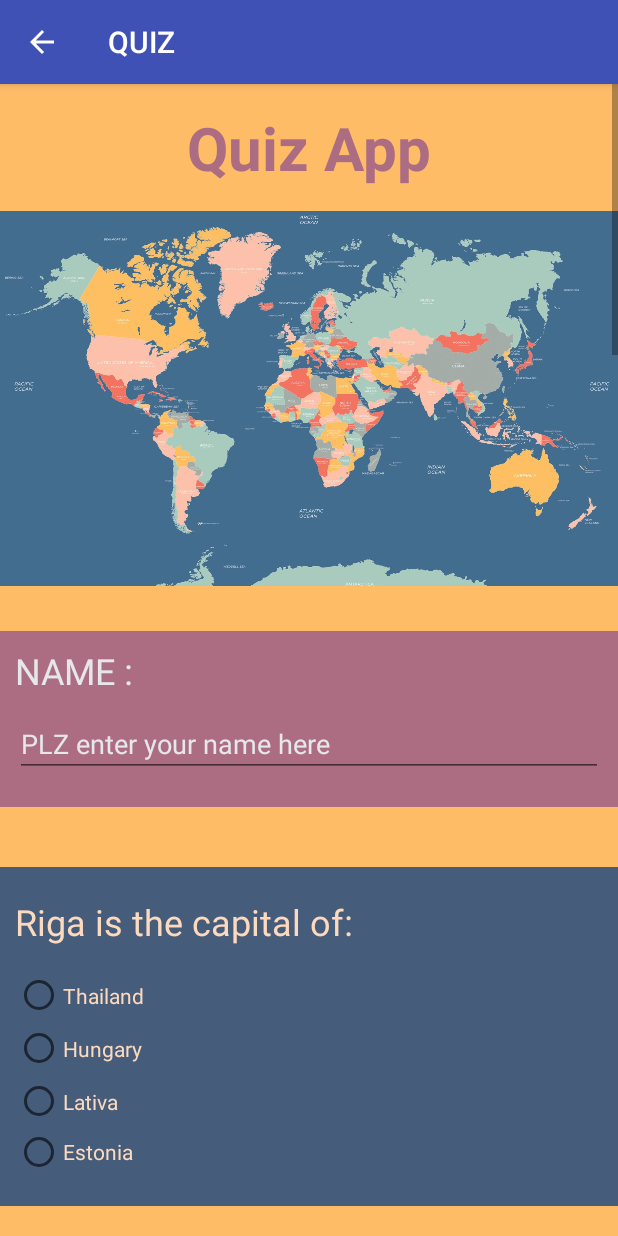
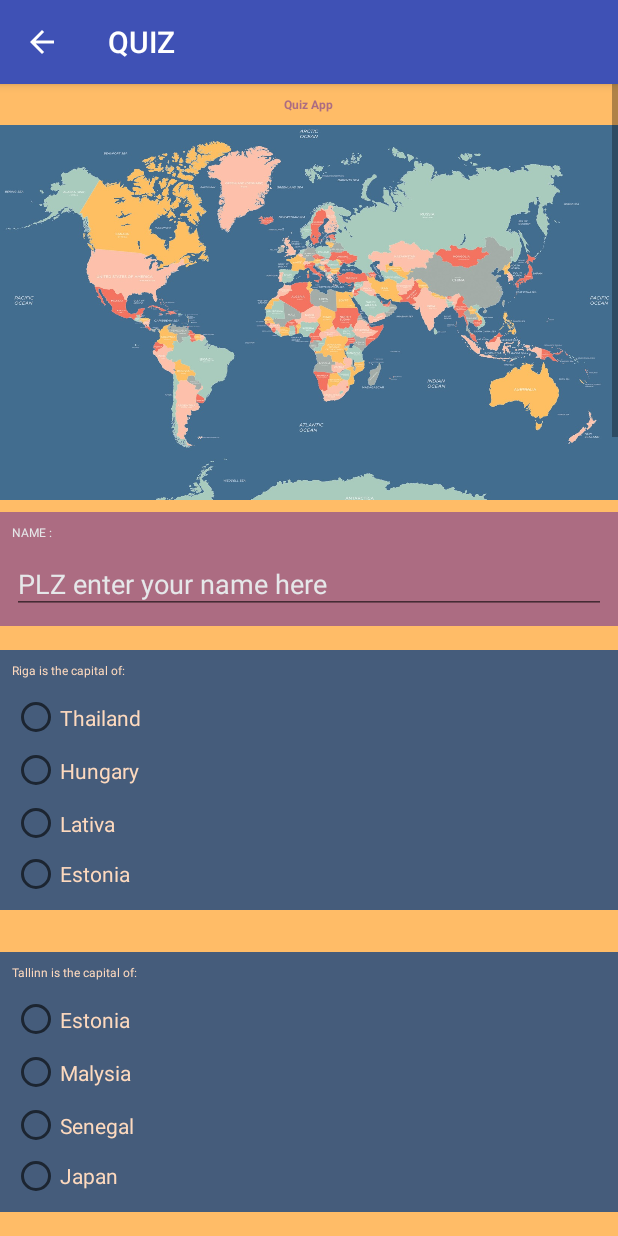
Before and after one commit to Hesham-XQ/QuizAPP, an Android app: the quiz screen opened directly, with no data from a screen before it, on a phone screen of 412 x 824 dp. Run offline under Robolectric (Android 15) with nearby library versions, the phone set to English and light mode, and no system bars.

Commit message:
adding dimens.xml and add all dimentions to tis xml

```diff
--- a/app/src/main/java/com/example/android/quizapp/quiz.java
+++ b/app/src/main/java/com/example/android/quizapp/quiz.java
@@ -32,6 +32,11 @@ public class quiz extends AppCompatActivity {
 
     public void getResults(View view) {
 
+        //play sound when button clicked
+        final MediaPlayer mp = MediaPlayer.create(this, R.raw.switchon);
+
+        mp.start();
+
         EditText txt = findViewById(R.id.name);
         String nameValue = txt.getText().toString();
 
@@ -51,11 +56,6 @@ public class quiz extends AppCompatActivity {
             scrollToTop.fullScroll(ScrollView.FOCUS_UP);
 
         } else {
-            //play sound when button clicked
-            final MediaPlayer mp = MediaPlayer.create(this, R.raw.switchon);
-
-            mp.start();
-
 
 
         /*
--- a/app/src/main/res/layout/activity_main.xml
+++ b/app/src/main/res/layout/activity_main.xml
@@ -1,45 +1,47 @@
 <?xml version="1.0" encoding="utf-8"?>
-<LinearLayout xmlns:android="http://schemas.android.com/apk/res/android"
-    xmlns:app="http://schemas.android.com/apk/res-auto"
-    xmlns:tools="http://schemas.android.com/tools"
+<ScrollView android:layout_width="match_parent"
+    android:layout_height="match_parent"
+    xmlns:android="http://schemas.android.com/apk/res/android"
+    android:background="#FFBC67">
+
+<LinearLayout
     android:layout_width="match_parent"
     android:layout_height="match_parent"
-    android:background="#FFBC67"
     android:orientation="vertical"
-    tools:context="com.example.android.quizapp.MainActivity">
+    >
 
     <TextView
         android:layout_width="match_parent"
         android:layout_height="wrap_content"
         android:background="#AC6C82"
-        android:paddingBottom="10dp"
-        android:paddingTop="10dp"
+        android:paddingBottom="@dimen/padding_margin_10"
+        android:paddingTop="@dimen/padding_margin_10"
         android:text="@string/title"
         android:textAlignment="center"
         android:textColor="#e5e7e9"
-        android:textSize="30sp" />
+        android:textSize="@dimen/medium_textview_title_30" />
 
     <TextView
         android:layout_width="wrap_content"
         android:layout_height="wrap_content"
-        android:layout_margin="10dp"
+        android:layout_margin="@dimen/padding_margin_10"
         android:text="@string/about_title"
         android:textColor="#455C7B"
-        android:textSize="24sp" />
+        android:textSize="@dimen/normal_textview_title_24" />
 
     <TextView
         android:layout_width="wrap_content"
         android:layout_height="wrap_content"
-        android:layout_marginLeft="10dp"
-        android:lineSpacingExtra="2dp"
+        android:layout_marginLeft="@dimen/padding_margin_10"
+        android:lineSpacingExtra="@dimen/textview_spacing_2"
         android:text="@string/about"
         android:textColor="#455C7B"
-        android:textSize="18sp" />
+        android:textSize="@dimen/small_textview_title_18" />
 
 
     <Button
         android:id="@+id/start_quiz"
-        android:layout_width="200dp"
+        android:layout_width="@dimen/button_width_200"
         android:layout_height="wrap_content"
         android:layout_gravity="center_horizontal"
         android:background="#455C7B"
@@ -49,3 +51,5 @@
         android:textColor="#fdd9be" />
 
 </LinearLayout>
+
+</ScrollView>
--- a/app/src/main/res/layout/quiz.xml
+++ b/app/src/main/res/layout/quiz.xml
@@ -14,12 +14,12 @@
             android:layout_width="wrap_content"
             android:layout_height="wrap_content"
             android:layout_gravity="center_horizontal"
-            android:layout_margin="15dp"
+            android:layout_margin="@dimen/padding_margin_15"
             android:focusable="true"
             android:focusableInTouchMode="true"
             android:text="Quiz App"
             android:textColor="#AC6C82"
-            android:textSize="40sp"
+            android:textSize="@dimen/big_textview_title_40"
             android:textStyle="bold" />
 
 
@@ -27,7 +27,7 @@
             android:layout_width="match_parent"
             android:layout_height="250dp"
             android:layout_gravity="center_horizontal"
-            android:layout_marginBottom="30dp"
+            android:layout_marginBottom="@dimen/padding_margin_30"
             android:adjustViewBounds="true"
             android:contentDescription="@string/world_map"
             android:scaleType="fitXY"
@@ -38,32 +38,33 @@
             android:layout_height="match_parent"
             android:orientation="vertical">
 
+
             <LinearLayout
                 android:layout_width="match_parent"
                 android:layout_height="wrap_content"
-                android:layout_marginBottom="20dp"
+                android:layout_marginBottom="@dimen/padding_margin_20"
                 android:background="#AC6C82"
                 android:orientation="vertical"
-                android:paddingLeft="10dp"
-                android:paddingRight="10dp">
+                android:paddingLeft="@dimen/padding_margin_10"
+                android:paddingRight="@dimen/padding_margin_10">
 
                 <TextView
                     android:layout_width="match_parent"
                     android:layout_height="wrap_content"
-                    android:paddingBottom="10dp"
-                    android:paddingTop="10dp"
+                    android:paddingBottom="@dimen/padding_margin_10"
+                    android:paddingTop="@dimen/padding_margin_10"
                     android:text="@string/name"
                     android:textColor="#e5e7e9"
-                    android:textSize="24sp" />
+                    android:textSize="@dimen/normal_textview_title_24" />
 
                 <EditText
                     android:id="@+id/name"
                     android:layout_width="match_parent"
                     android:layout_height="wrap_content"
-                    android:layout_marginBottom="20dp"
+                    android:layout_marginBottom="@dimen/padding_margin_20"
                     android:hint="@string/enter_name"
-                    android:paddingBottom="10dp"
-                    android:paddingTop="10dp"
+                    android:paddingBottom="@dimen/padding_margin_10"
+                    android:paddingTop="@dimen/padding_margin_10"
                     android:textColor="#e5e7e9"
                     android:textColorHint="#e5e7e9" />
             </LinearLayout>
@@ -80,16 +81,16 @@
                 <RadioButton
                     android:layout_width="match_parent"
                     android:layout_height="match_parent"
-                    android:paddingBottom="8dp"
-                    android:paddingTop="8dp"
+                    android:paddingBottom="@dimen/radio_button_8"
+                    android:paddingTop="@dimen/radio_button_8"
                     android:text="@string/thailand"
                     android:textColor="#fdd9be" />
 
                 <RadioButton
                     android:layout_width="match_parent"
                     android:layout_height="match_parent"
-                    android:paddingBottom="8dp"
-                    android:paddingTop="8dp"
+                    android:paddingBottom="@dimen/radio_button_8"
+                    android:paddingTop="@dimen/radio_button_8"
                     android:text="@string/hungary"
                     android:textColor="#fdd9be" />
 
@@ -97,8 +98,8 @@
                     android:id="@+id/answer_1"
                     android:layout_width="match_parent"
                     android:layout_height="match_parent"
-                    android:paddingBottom="8dp"
-                    android:paddingTop="8dp"
+                    android:paddingBottom="@dimen/radio_button_8"
+                    android:paddingTop="@dimen/radio_button_8"
                     android:text="@string/lativa"
                     android:textColor="#fdd9be" />
 
@@ -124,24 +125,24 @@
                     android:id="@+id/answer_2"
                     android:layout_width="match_parent"
                     android:layout_height="match_parent"
-                    android:paddingBottom="8dp"
-                    android:paddingTop="8dp"
+                    android:paddingBottom="@dimen/radio_button_8"
+                    android:paddingTop="@dimen/radio_button_8"
                     android:text="@string/estonia"
                     android:textColor="#fdd9be" />
 
                 <RadioButton
                     android:layout_width="match_parent"
                     android:layout_height="match_parent"
-                    android:paddingBottom="8dp"
-                    android:paddingTop="8dp"
+                    android:paddingBottom="@dimen/radio_button_8"
+                    android:paddingTop="@dimen/radio_button_8"
                     android:text="@string/malysia"
                     android:textColor="#fdd9be" />
 
                 <RadioButton
                     android:layout_width="match_parent"
                     android:layout_height="match_parent"
-                    android:paddingBottom="8dp"
-                    android:paddingTop="8dp"
+                    android:paddingBottom="@dimen/radio_button_8"
+                    android:paddingTop="@dimen/radio_button_8"
                     android:text="@string/senegal"
                     android:textColor="#fdd9be" />
 
@@ -166,24 +167,24 @@
                     android:id="@+id/answer_3"
                     android:layout_width="match_parent"
                     android:layout_height="match_parent"
-                    android:paddingBottom="8dp"
-                    android:paddingTop="8dp"
+                    android:paddingBottom="@dimen/radio_button_8"
+                    android:paddingTop="@dimen/radio_button_8"
                     android:text="@string/uae"
                     android:textColor="#fdd9be" />
 
                 <RadioButton
                     android:layout_width="match_parent"
                     android:layout_height="match_parent"
-                    android:paddingBottom="8dp"
-                    android:paddingTop="8dp"
+                    android:paddingBottom="@dimen/radio_button_8"
+                    android:paddingTop="@dimen/radio_button_8"
                     android:text="@string/sudan"
                     android:textColor="#fdd9be" />
 
                 <RadioButton
                     android:layout_width="match_parent"
                     android:layout_height="match_parent"
-                    android:paddingBottom="8dp"
-                    android:paddingTop="8dp"
+                    android:paddingBottom="@dimen/radio_button_8"
+                    android:paddingTop="@dimen/radio_button_8"
                     android:text="@string/ghana"
                     android:textColor="#fdd9be" />
 
@@ -207,24 +208,24 @@
                 <RadioButton
                     android:layout_width="match_parent"
                     android:layout_height="match_parent"
-                    android:paddingBottom="8dp"
-                    android:paddingTop="8dp"
+                    android:paddingBottom="@dimen/radio_button_8"
+                    android:paddingTop="@dimen/radio_button_8"
                     android:text="@string/senegal"
                     android:textColor="#fdd9be" />
 
                 <RadioButton
                     android:layout_width="match_parent"
                     android:layout_height="match_parent"
-                    android:paddingBottom="8dp"
-                    android:paddingTop="8dp"
+                    android:paddingBottom="@dimen/radio_button_8"
+                    android:paddingTop="@dimen/radio_button_8"
                     android:text="@string/cameron"
                     android:textColor="#fdd9be" />
 
                 <RadioButton
                     android:layout_width="match_parent"
                     android:layout_height="match_parent"
-                    android:paddingBottom="8dp"
-                    android:paddingTop="8dp"
+                    android:paddingBottom="@dimen/radio_button_8"
+                    android:paddingTop="@dimen/radio_button_8"
                     android:text="@string/thailand"
                     android:textColor="#fdd9be" />
 
@@ -249,16 +250,16 @@
                 <RadioButton
                     android:layout_width="match_parent"
                     android:layout_height="match_parent"
-                    android:paddingBottom="8dp"
-                    android:paddingTop="8dp"
+                    android:paddingBottom="@dimen/radio_button_8"
+                    android:paddingTop="@dimen/radio_button_8"
                     android:text="@string/yemen"
                     android:textColor="#fdd9be" />
 
                 <RadioButton
                     android:layout_width="match_parent"
                     android:layout_height="match_parent"
-                    android:paddingBottom="8dp"
-                    android:paddingTop="8dp"
+                    android:paddingBottom="@dimen/radio_button_8"
+                    android:paddingTop="@dimen/radio_button_8"
                     android:text="@string/egypt"
                     android:textColor="#fdd9be" />
 
@@ -266,8 +267,8 @@
                     android:id="@+id/answer_5"
                     android:layout_width="match_parent"
                     android:layout_height="match_parent"
-                    android:paddingBottom="8dp"
-                    android:paddingTop="8dp"
+                    android:paddingBottom="@dimen/radio_button_8"
+                    android:paddingTop="@dimen/radio_button_8"
                     android:text="@string/jordan"
                     android:textColor="#fdd9be" />
 
@@ -292,24 +293,24 @@
 
                     android:layout_width="match_parent"
                     android:layout_height="match_parent"
-                    android:paddingBottom="8dp"
-                    android:paddingTop="8dp"
+                    android:paddingBottom="@dimen/radio_button_8"
+                    android:paddingTop="@dimen/radio_button_8"
                     android:text="@string/ireland"
                     android:textColor="#fdd9be" />
 
                 <RadioButton
                     android:layout_width="match_parent"
                     android:layout_height="match_parent"
-                    android:paddingBottom="8dp"
-                    android:paddingTop="8dp"
+                    android:paddingBottom="@dimen/radio_button_8"
+                    android:paddingTop="@dimen/radio_button_8"
                     android:text="@string/chile"
                     android:textColor="#fdd9be" />
 
                 <RadioButton
                     android:layout_width="match_parent"
                     android:layout_height="match_parent"
-                    android:paddingBottom="8dp"
-                    android:paddingTop="8dp"
+                    android:paddingBottom="@dimen/radio_button_8"
+                    android:paddingTop="@dimen/radio_button_8"
                     android:text="@string/yemen"
                     android:textColor="#fdd9be" />
 
@@ -335,24 +336,24 @@
                     android:id="@+id/answer_7"
                     android:layout_width="match_parent"
                     android:layout_height="match_parent"
-                    android:paddingBottom="8dp"
-                    android:paddingTop="8dp"
+                    android:paddingBottom="@dimen/radio_button_8"
+                    android:paddingTop="@dimen/radio_button_8"
                     android:text="@string/ireland"
                     android:textColor="#fdd9be" />
 
                 <RadioButton
                     android:layout_width="match_parent"
                     android:layout_height="match_parent"
-                    android:paddingBottom="8dp"
-                    android:paddingTop="8dp"
+                    android:paddingBottom="@dimen/radio_button_8"
+                    android:paddingTop="@dimen/radio_button_8"
                     android:text="@string/peru"
                     android:textColor="#fdd9be" />
 
                 <RadioButton
                     android:layout_width="match_parent"
                     android:layout_height="match_parent"
-                    android:paddingBottom="8dp"
-                    android:paddingTop="8dp"
+                    android:paddingBottom="@dimen/radio_button_8"
+                    android:paddingTop="@dimen/radio_button_8"
                     android:text="@string/switzerland"
                     android:textColor="#fdd9be" />
 
@@ -375,24 +376,24 @@
                 <RadioButton
                     android:layout_width="match_parent"
                     android:layout_height="match_parent"
-                    android:paddingBottom="8dp"
-                    android:paddingTop="8dp"
+                    android:paddingBottom="@dimen/radio_button_8"
+                    android:paddingTop="@dimen/radio_button_8"
                     android:text="@string/thailand"
                     android:textColor="#fdd9be" />
 
                 <RadioButton
                     android:layout_width="match_parent"
                     android:layout_height="match_parent"
-                    android:paddingBottom="8dp"
-                    android:paddingTop="8dp"
+                    android:paddingBottom="@dimen/radio_button_8"
+                    android:paddingTop="@dimen/radio_button_8"
                     android:text="@string/costarica"
                     android:textColor="#fdd9be" />
 
                 <RadioButton
                     android:layout_width="match_parent"
                     android:layout_height="match_parent"
-                    android:paddingBottom="8dp"
-                    android:paddingTop="8dp"
+                    android:paddingBottom="@dimen/radio_button_8"
+                    android:paddingTop="@dimen/radio_button_8"
                     android:text="@string/slovenia"
                     android:textColor="#fdd9be" />
 
@@ -417,8 +418,8 @@
                 <RadioButton
                     android:layout_width="match_parent"
                     android:layout_height="match_parent"
-                    android:paddingBottom="8dp"
-                    android:paddingTop="8dp"
+                    android:paddingBottom="@dimen/radio_button_8"
+                    android:paddingTop="@dimen/radio_button_8"
                     android:text="@string/peru"
                     android:textColor="#fdd9be" />
 
@@ -426,16 +427,16 @@
                     android:id="@+id/answer_9"
                     android:layout_width="match_parent"
                     android:layout_height="match_parent"
-                    android:paddingBottom="8dp"
-                    android:paddingTop="8dp"
+                    android:paddingBottom="@dimen/radio_button_8"
+                    android:paddingTop="@dimen/radio_button_8"
                     android:text="@string/portugal"
                     android:textColor="#fdd9be" />
 
                 <RadioButton
                     android:layout_width="match_parent"
                     android:layout_height="match_parent"
-                    android:paddingBottom="8dp"
-                    android:paddingTop="8dp"
+                    android:paddingBottom="@dimen/radio_button_8"
+                    android:paddingTop="@dimen/radio_button_8"
                     android:text="@string/china"
                     android:textColor="#fdd9be" />
 
@@ -459,8 +460,8 @@
                 <RadioButton
                     android:layout_width="match_parent"
                     android:layout_height="match_parent"
-                    android:paddingBottom="8dp"
-                    android:paddingTop="8dp"
+                    android:paddingBottom="@dimen/radio_button_8"
+                    android:paddingTop="@dimen/radio_button_8"
                     android:text="@string/cambodia"
                     android:textColor="#fdd9be" />
 
@@ -468,16 +469,16 @@
                     android:id="@+id/answer_10"
                     android:layout_width="match_parent"
                     android:layout_height="match_parent"
-                    android:paddingBottom="8dp"
-                    android:paddingTop="8dp"
+                    android:paddingBottom="@dimen/radio_button_8"
+                    android:paddingTop="@dimen/radio_button_8"
                     android:text="@string/chile"
                     android:textColor="#fdd9be" />
 
                 <RadioButton
                     android:layout_width="match_parent"
                     android:layout_height="match_parent"
-                    android:paddingBottom="8dp"
-                    android:paddingTop="8dp"
+                    android:paddingBottom="@dimen/radio_button_8"
+                    android:paddingTop="@dimen/radio_button_8"
                     android:text="@string/switzerland"
                     android:textColor="#fdd9be" />
 
@@ -493,48 +494,56 @@
                 android:id="@+id/result_display"
                 android:layout_width="match_parent"
                 android:layout_height="wrap_content"
-                android:lineSpacingExtra="2dp"
-                android:paddingLeft="10dp"
-                android:layout_marginBottom="20dp"
+                android:lineSpacingExtra="@dimen/textview_spacing_2"
+                android:paddingLeft="@dimen/padding_margin_10"
+                android:layout_marginBottom="@dimen/radio_button_8"
                 android:text=""
-                android:textSize="18sp"
+                android:textSize="@dimen/small_textview_title_18"
                 android:textStyle="bold" />
 
             <LinearLayout
                 android:layout_width="wrap_content"
                 android:layout_height="wrap_content"
                 android:layout_gravity="center_horizontal"
-                android:layout_marginBottom="10dp"
+                android:layout_marginBottom="@dimen/padding_margin_10"
                 android:orientation="horizontal">
 
 
                 <Button
                     android:layout_width="wrap_content"
                     android:layout_height="wrap_content"
-                    android:background="#AC6C82"
+                    android:background="@drawable/button"
                     android:onClick="getResults"
                     android:text="@string/get_result"
-                    android:textColor="#e5e7e9" />
+                    android:textColor="#e5e7e9"
+                    android:focusable="true"
+                    android:clickable="true"
+                    />
 
                 <Button
+                    android:background="@drawable/button"
                     android:layout_width="wrap_content"
                     android:layout_height="wrap_content"
-                    android:layout_marginLeft="20dp"
-                    android:layout_marginRight="20dp"
-                    android:background="#AC6C82"
+                    android:layout_marginLeft="@dimen/padding_margin_20"
+                    android:layout_marginRight="@dimen/padding_margin_20"
                     android:onClick="resetQuiz"
                     android:text="@string/retry_quiz"
-                    android:textColor="#e5e7e9" />
+                    android:textColor="#e5e7e9"
+                    android:clickable="true"
+                    android:linksClickable="true"
+                    />
 
                 <Button
+                    android:background="@drawable/button"
                     android:layout_width="wrap_content"
                     android:layout_height="wrap_content"
-                    android:background="#AC6C82"
                     android:onClick="correctAnswers"
-                    android:paddingLeft="3dp"
-                    android:paddingRight="3dp"
+                    android:paddingLeft="@dimen/button_padding_3"
+                    android:paddingRight="@dimen/button_padding_3"
                     android:text="@string/show_answer"
-                    android:textColor="#e5e7e9" />
+                    android:textColor="#e5e7e9"
+                    android:clickable="true"
+                    android:linksClickable="true"/>
 
 
             </LinearLayout>
--- a/app/src/main/res/values/styles.xml
+++ b/app/src/main/res/values/styles.xml
@@ -11,15 +11,15 @@
     <style name="Radio" parent="Theme.AppCompat.Light.DarkActionBar">
         <!-- Customize your theme here. -->
         <item name="android:layout_marginBottom">20dp</item>
-        <item name="android:paddingLeft">10dp</item>
-        <item name="android:paddingRight">10dp</item>
+        <item name="android:paddingLeft">@dimen/padding_margin_10</item>
+        <item name="android:paddingRight">@dimen/padding_margin_10</item>
         <item name="android:layout_width">match_parent</item>
         <item name="android:layout_height">wrap_content</item>
         <item name="android:background">#455C7B</item>
         <item name="android:orientation">vertical</item>
-        <item name="android:layout_marginTop">20dp</item>
-        <item name="android:paddingBottom">20dp</item>
-        <item name="android:paddingTop">20dp</item>
+        <item name="android:layout_marginTop">@dimen/padding_margin_20</item>
+        <item name="android:paddingBottom">@dimen/padding_margin_20</item>
+        <item name="android:paddingTop">@dimen/padding_margin_20</item>
 
     </style>
 
@@ -29,8 +29,8 @@
 
         <item name="android:layout_width">match_parent</item>
         <item name="android:layout_height">wrap_content</item>
-        <item name="android:textSize">24sp</item>
-        <item name="android:paddingBottom">15dp</item>
+        <item name="android:textSize">@dimen/normal_textview_title_24</item>
+        <item name="android:paddingBottom">@dimen/padding_margin_15</item>
         <item name="android:textColor">#fdd9be</item>
 
 
```
